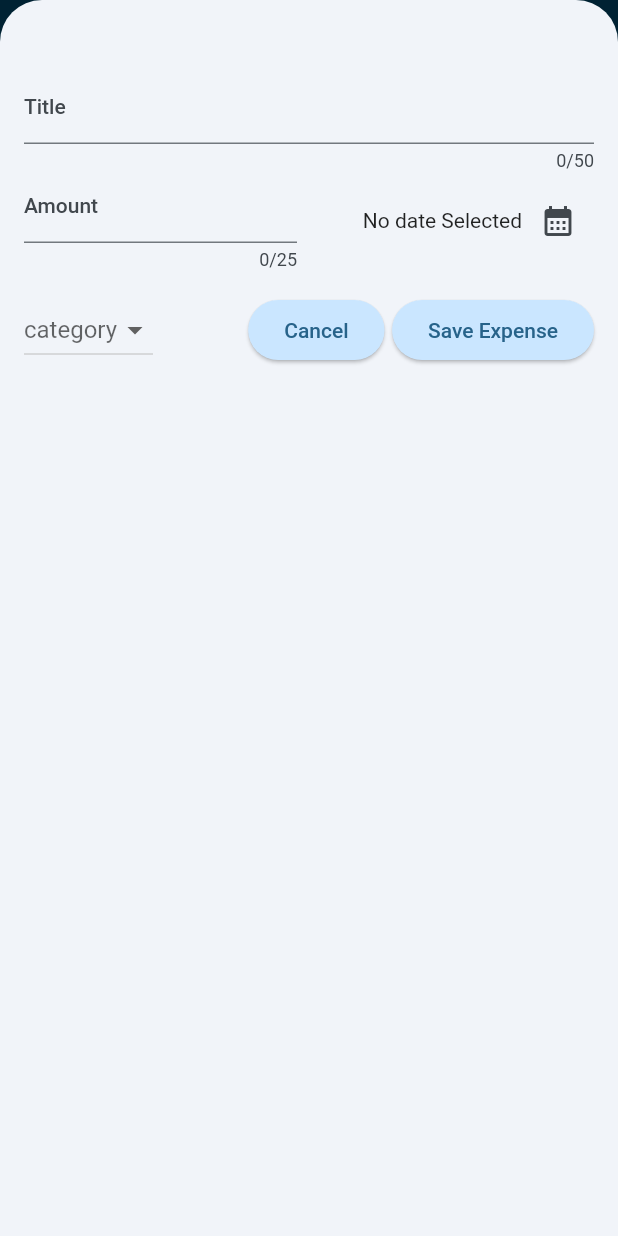
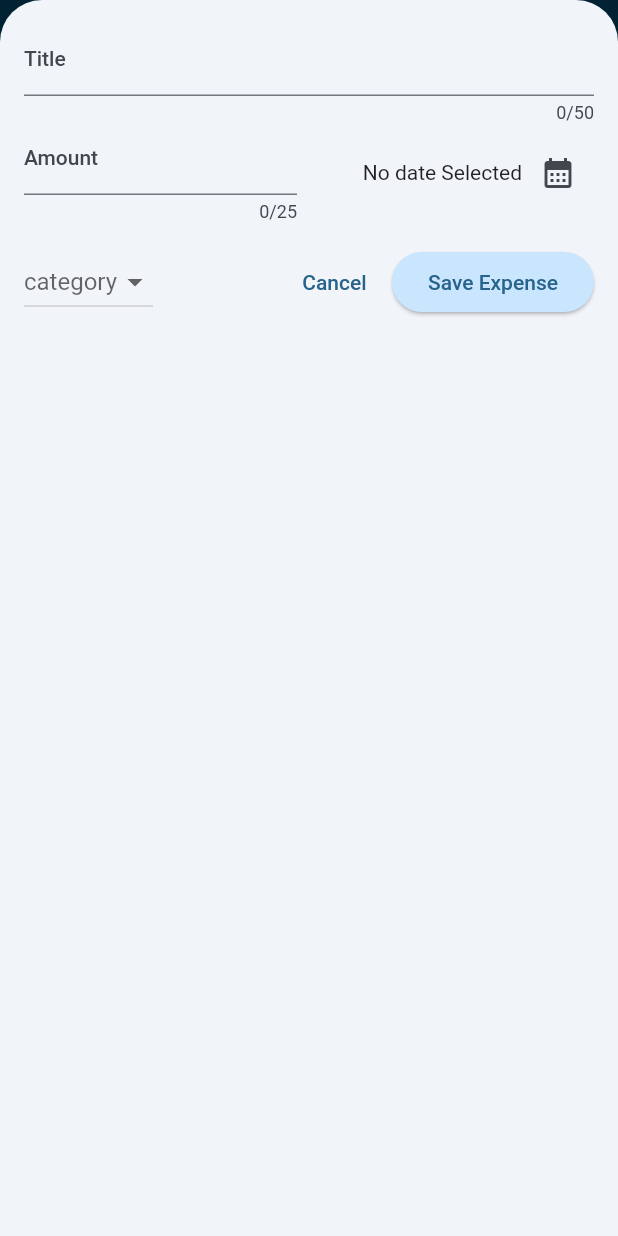
Before and after one commit to ilhanaquib/expense-tracker, a Flutter app: the screen it shows after launch, after a tap on the "add" icon, on a phone screen of 412 x 824 dp. Run offline on Flutter 3.47's test engine with Material 2 defaults, Android fonts, the phone set to English and light mode, and no system bars.

Commit message:
Second Commit

```diff
--- a/lib/widgets/expenses.dart
+++ b/lib/widgets/expenses.dart
@@ -1,4 +1,3 @@
-
 import 'package:expense_tracker/widgets/new_expense.dart';
 import 'package:flutter/material.dart';
 import 'package:expense_tracker/models/expense.dart';
@@ -16,6 +15,7 @@ class _ExpensesState extends State<Expenses> {
   // method to open add new item overlay
   void _openAddExpenseOverlay() {
     showModalBottomSheet(
+        useSafeArea: true,
         isScrollControlled: true,
         context: context,
         builder: (ctx) => NewExpense(onAddExpense: _addExpense));
@@ -51,7 +51,9 @@ class _ExpensesState extends State<Expenses> {
       SnackBar(
         content: Text('Expense Deleted'),
         duration: Duration(seconds: 3),
-        action: SnackBarAction(label: 'Undo', onPressed: (){
+        action: SnackBarAction(
+            label: 'Undo',
+            onPressed: () {
               setState(() {
                 _registeredExpenses.insert(expenseIndex, expense);
               });
@@ -62,6 +64,8 @@ class _ExpensesState extends State<Expenses> {
 
   @override
   Widget build(BuildContext context) {
+    final width = MediaQuery.of(context).size.width;
+
     Widget mainContent = const Center(
       child: Text('No expenses found'),
     );
@@ -83,12 +87,24 @@ class _ExpensesState extends State<Expenses> {
           ],
           title: const Text('Expense Tracker'),
         ),
-      body: Column(
+        body: width < 600
+            ? Column(
                 children: [
-          Chart(expenses: _registeredExpenses,),
+                  Chart(
+                    expenses: _registeredExpenses,
+                  ),
                   Expanded(child: mainContent),
                 ],
+              )
+            : Row(
+                children: [
+                  Expanded(
+                    child: Chart(
+                      expenses: _registeredExpenses,
                     ),
-    );
+                  ),
+                  Expanded(child: mainContent),
+                ],
+              ));
   }
 }
--- a/lib/widgets/new_expense.dart
+++ b/lib/widgets/new_expense.dart
@@ -97,10 +97,41 @@ class _NewExpense extends State<NewExpense> {
 
   @override
   Widget build(BuildContext context) {
-    return Padding(
-      padding: const EdgeInsets.fromLTRB(16, 48, 16, 16),
+    final keyboardSpace = MediaQuery.of(context).viewInsets.bottom;
+    return LayoutBuilder(builder: (ctx, constraints) {
+      final width = constraints.maxWidth;
+      return SizedBox(
+        height: double.infinity,
+        child: Padding(
+          padding: EdgeInsets.fromLTRB(16, 16, 16, keyboardSpace + 16),
+          child: SingleChildScrollView(
             child: Column(
               children: [
+                if (width >= 600)
+                  Row(crossAxisAlignment: CrossAxisAlignment.start, children: [
+                    Expanded(
+                      child: TextField(
+                        controller: _titleController,
+                        maxLength: 50,
+                        decoration: const InputDecoration(
+                          label: Text('Title'),
+                        ),
+                      ),
+                    ),
+                    const SizedBox(width: 24),
+                    Expanded(
+                      child: TextField(
+                        keyboardType: TextInputType.number,
+                        controller: _amountController,
+                        maxLength: 25,
+                        decoration: const InputDecoration(
+                          prefixText: '\$',
+                          label: Text('Amount'),
+                        ),
+                      ),
+                    ),
+                  ])
+                else
                   TextField(
                     controller: _titleController,
                     maxLength: 50,
@@ -108,6 +139,53 @@ class _NewExpense extends State<NewExpense> {
                       label: Text('Title'),
                     ),
                   ),
+                if (width >= 600)
+                  Row(
+                    children: [
+                      DropdownButton(
+                        hint: const Text('category'),
+                        value: category,
+                        items: Category.values
+                            .map(
+                              (category) => DropdownMenuItem(
+                                value: category,
+                                child: Text(
+                                  category.name.toUpperCase(),
+                                ),
+                              ),
+                            )
+                            .toList(),
+                        onChanged: (value) {
+                          if (value == null) {
+                            return;
+                          }
+                          setState(() {
+                            category = value;
+                          });
+                        },
+                      ),
+                      const SizedBox(
+                        width: 16,
+                      ),
+                      Expanded(
+                        child: Row(
+                          mainAxisAlignment: MainAxisAlignment.end,
+                          crossAxisAlignment: CrossAxisAlignment.center,
+                          children: [
+                            Text(
+                              _selectedDate == null
+                                  ? 'No date Selected'
+                                  : formatter.format(_selectedDate!),
+                            ),
+                            IconButton(
+                                onPressed: _presentDatePicker,
+                                icon: const Icon(Icons.calendar_month))
+                          ],
+                        ),
+                      )
+                    ],
+                  )
+                else
                   Row(
                     children: [
                       Expanded(
@@ -143,6 +221,23 @@ class _NewExpense extends State<NewExpense> {
                     ],
                   ),
                 const SizedBox(height: 16),
+                if (width >= 600)
+                  Row(
+                    children: [
+                      TextButton(
+                        onPressed: closeModalBottom,
+                        child: const Text('Cancel'),
+                      ),
+                      const SizedBox(
+                        width: 5,
+                      ),
+                      ElevatedButton(
+                        onPressed: _submitExpenseData,
+                        child: const Text('Save Expense'),
+                      ),
+                    ],
+                  )
+                else
                   Row(
                     children: [
                       DropdownButton(
@@ -168,7 +263,7 @@ class _NewExpense extends State<NewExpense> {
                         },
                       ),
                       const Spacer(),
-              ElevatedButton(
+                      TextButton(
                         onPressed: closeModalBottom,
                         child: const Text('Cancel'),
                       ),
@@ -183,6 +278,9 @@ class _NewExpense extends State<NewExpense> {
                   )
               ],
             ),
+          ),
+        ),
       );
+    });
   }
 }
```
Lines whose indentation alone changed are shown as unchanged.
